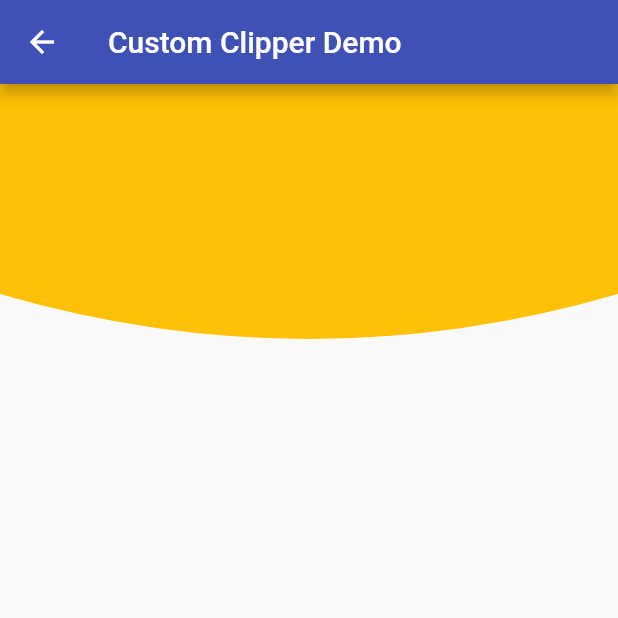
After one commit to jaceechan/hello_flutter, a Flutter app: the CustomClipperDemo screen opened directly, on a phone screen of 412 x 824 dp, the top half of it. The commit adds this screen. Run offline on Flutter 3.47's test engine with Material 2 defaults, Android fonts, the phone set to English and light mode, and no system bars.

Commit message:
feat: add custom clipper demo

```diff
--- /dev/null
+++ b/lib/pages/custom_clipper.dart
@@ -0,0 +1,46 @@
+import 'package:flutter/material.dart';
+
+class CustomClipperDemo extends StatelessWidget {
+  const CustomClipperDemo({super.key});
+
+  @override
+  Widget build(BuildContext context) {
+    return Scaffold(
+      appBar: AppBar(
+        title: const Text('Custom Clipper Demo'),
+      ),
+      body: Column(
+        children: <Widget>[
+          ClipPath(
+            clipper: BottomClipper(),
+            child: Container(color: Colors.amber, height: 200.0),
+          )
+        ],
+      ),
+    );
+  }
+}
+
+class BottomClipper extends CustomClipper<Path> {
+  @override
+  Path getClip(Size size) {
+    var path = Path();
+    path.lineTo(0, 0);
+    path.lineTo(0, size.height - 60);
+
+    var fisrtControlPoint = Offset(size.width / 2, size.height);
+    var fisrtEndPoint = Offset(size.width, size.height - 60);
+
+    path.quadraticBezierTo(fisrtControlPoint.dx, fisrtControlPoint.dy,
+        fisrtEndPoint.dx, fisrtEndPoint.dy);
+
+    path.lineTo(size.width, size.height - 60);
+    path.lineTo(size.width, 0);
+    return path;
+  }
+
+  @override
+  bool shouldReclip(CustomClipper<Path> oldClipper) {
+    return false;
+  }
+}
--- a/lib/pages/list.dart
+++ b/lib/pages/list.dart
@@ -5,6 +5,7 @@ import 'package:hello_flutter/pages/search_bar.dart';
 import 'package:hello_flutter/pages/route_demos.dart';
 import 'package:hello_flutter/pages/frosted_glass.dart';
 import 'package:hello_flutter/pages/keep_alive.dart';
+import 'package:hello_flutter/pages/custom_clipper.dart';
 import 'package:flutter/material.dart';
 
 class ListPage extends StatelessWidget {
@@ -22,6 +23,7 @@ class ListPage extends StatelessWidget {
       {'title': '流式布局', 'route': const FlowLayoutDemo()},
       {'title': '展开闭合', 'route': const ExpansionTileDemo()},
       {'title': '展开闭合列表', 'route': const ExpansionListDemo()},
+      {'title': '贝塞尔曲线切割', 'route': const CustomClipperDemo()},
     ];
     return Scaffold(
         appBar: AppBar(title: const Text('Demos')),
```
